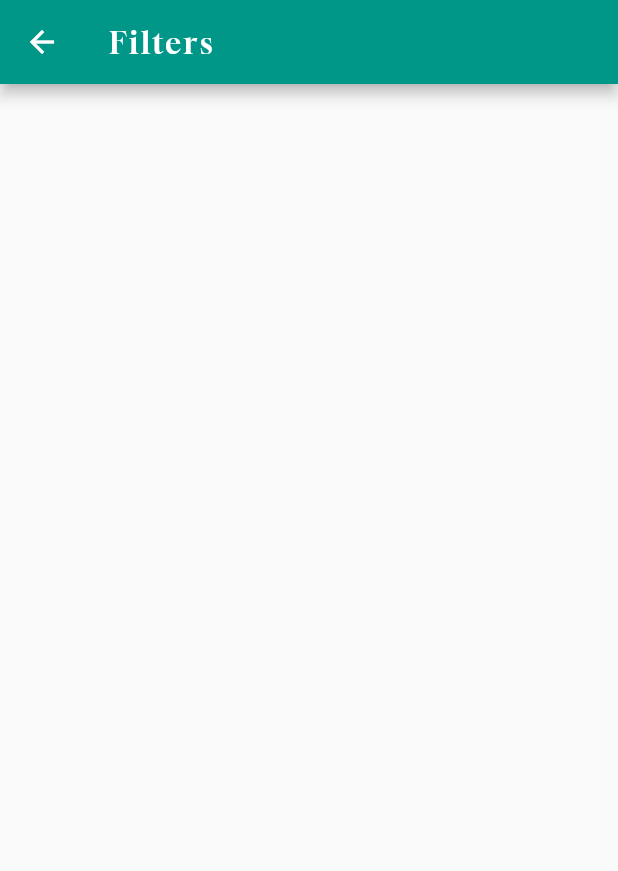
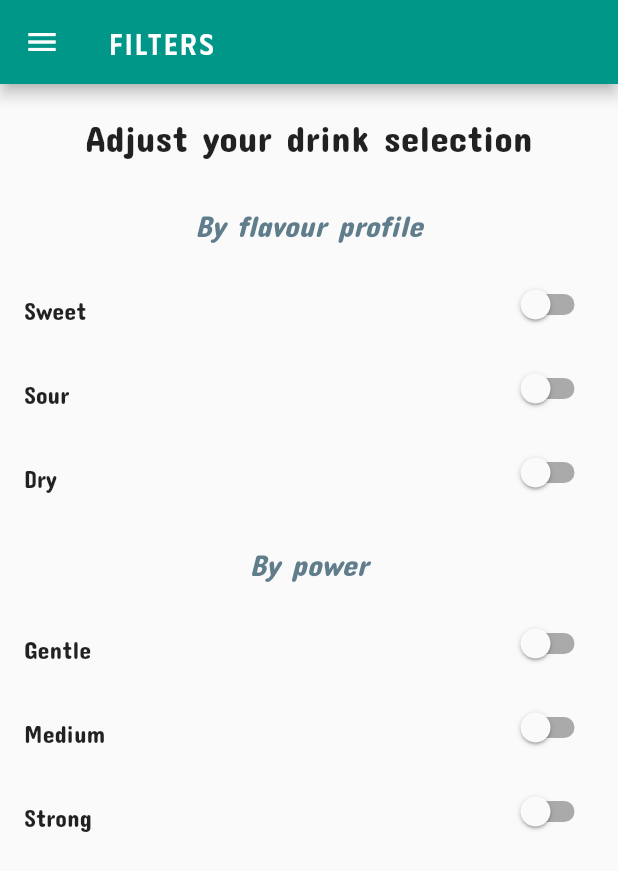
Before and after one commit to Dolnys/woc, a Flutter app: the FiltersScreen screen opened by its route, on a phone screen of 412 x 824 dp. Shown: the top 871 px of the screen. Run offline on Flutter 3.47's test engine with Material 2 defaults, Android fonts, the light colour scheme and no system bars; our stand-ins replace firebase_core; accounts and stored records are empty.

Commit message:
add filter switches

```diff
--- a/lib/data/dummy_data.dart
+++ b/lib/data/dummy_data.dart
@@ -79,6 +79,8 @@ const dummyCoctails = [
     ],
     alcoholContent: '23',
     complexity: Complexity.simple,
+    flavourProfile: FlavourProfile.sour,
+    power: Power.strong,
   ),
   Coctail(
       id: 'm2',
@@ -102,7 +104,8 @@ const dummyCoctails = [
       ],
       alcoholContent: '19.5',
       complexity: Complexity.simple,
-  ),
+      flavourProfile: FlavourProfile.sweet,
+      power: Power.medium),
   Coctail(
     id: 'm3',
     categories: [
@@ -122,5 +125,7 @@ const dummyCoctails = [
     ],
     alcoholContent: '11,5',
     complexity: Complexity.simple,
+    flavourProfile: FlavourProfile.dry,
+    power: Power.gentle,
   ),
 ];
--- a/lib/main.dart
+++ b/lib/main.dart
@@ -16,7 +16,8 @@ class MyApp extends StatelessWidget {
       theme: ThemeData(
         appBarTheme: const AppBarTheme(
           titleTextStyle: TextStyle(
-            fontFamily: 'Gloock',
+            fontWeight: FontWeight.w500,
+            fontFamily: 'Phudu',
             fontSize: 20,
             letterSpacing: 2,
           ),
--- a/lib/model/coctail.dart
+++ b/lib/model/coctail.dart
@@ -2,6 +2,18 @@ enum Complexity {
   simple,
   challenging,
   hard,
+}
+
+enum FlavourProfile {
+  sweet,
+  sour,
+  dry,
+}
+
+enum Power {
+  strong,
+  medium,
+  gentle,
 }
 
 class Coctail {
@@ -13,6 +25,9 @@ class Coctail {
   final List<String> steps;
   final String alcoholContent;
   final Complexity complexity;
+  final FlavourProfile flavourProfile;
+  final Power power;
+
   const Coctail({
     required this.id,
     required this.categories,
@@ -22,5 +37,7 @@ class Coctail {
     required this.steps,
     required this.alcoholContent,
     required this.complexity,
+    required this.power,
+    required this.flavourProfile,
   });
 }
--- a/lib/screens/categories_coctails_screen.dart
+++ b/lib/screens/categories_coctails_screen.dart
@@ -27,6 +27,8 @@ class CategoryCoctailsScreen extends StatelessWidget {
             title: categoryCoctail[index].title,
             alcoholContent: categoryCoctail[index].alcoholContent,
             complexity: categoryCoctail[index].complexity,
+            flavourProfile: categoryCoctail[index].flavourProfile,
+            power: categoryCoctail[index].power,
           );
         },
         itemCount: categoryCoctail.length,
--- a/lib/screens/filters_screen.dart
+++ b/lib/screens/filters_screen.dart
@@ -1,14 +1,149 @@
+// ignore_for_file: prefer_const_constructors
+
 import 'package:flutter/material.dart';
+import 'package:woc/widgets/main_drawer.dart';
 
-class FiltersScreen extends StatelessWidget {
+class FiltersScreen extends StatefulWidget {
   static const routeName = '/filters';
   const FiltersScreen({super.key});
 
   @override
+  State<FiltersScreen> createState() => _FiltersScreenState();
+}
+
+class _FiltersScreenState extends State<FiltersScreen> {
+  bool _sweet = false;
+  bool _sour = false;
+  bool _dry = false;
+  bool _gentle = false;
+  bool _medium = false;
+  bool _strong = false;
+  Widget _buildSwitchListTile(
+      String title, bool currentValue, void Function(bool) uptadeValue) {
+    return SwitchListTile(
+      title: Text(title),
+      value: currentValue,
+      onChanged: uptadeValue,
+    );
+  }
+
+  @override
   Widget build(BuildContext context) {
     return Scaffold(
+      drawer: const MainDrawer(),
       appBar: AppBar(
         title: const Text('Filters'),
+      ),
+      body: Column(
+        children: [
+          Container(
+            padding: const EdgeInsets.all(21),
+            child: Center(
+              child: const Text(
+                'Adjust your drink selection',
+                style: TextStyle(fontSize: 25),
+              ),
+            ),
+          ),
+          Container(
+            padding: const EdgeInsets.all(21),
+            child: const Text(
+              'By flavour profile',
+              style: TextStyle(
+                fontSize: 20,
+                fontStyle: FontStyle.italic,
+                fontWeight: FontWeight.w100,
+                color: Colors.blueGrey,
+              ),
+            ),
+          ),
+          Expanded(
+            child: ListView(
+              children: [
+                _buildSwitchListTile(
+                  'Sweet',
+                  _sweet,
+                  (newValue) {
+                    setState(
+                      () {
+                        _sweet = newValue;
+                      },
+                    );
+                  },
+                ),
+                _buildSwitchListTile(
+                  'Sour',
+                  _sour,
+                  (newValue) {
+                    setState(
+                      () {
+                        _sour = newValue;
+                      },
+                    );
+                  },
+                ),
+                _buildSwitchListTile(
+                  'Dry',
+                  _dry,
+                  (newValue) {
+                    setState(
+                      () {
+                        _dry = newValue;
+                      },
+                    );
+                  },
+                ),
+                Container(
+                  padding: const EdgeInsets.all(21),
+                  child: Center(
+                    child: const Text(
+                      'By power',
+                      style: TextStyle(
+                        fontSize: 20,
+                        fontStyle: FontStyle.italic,
+                        fontWeight: FontWeight.w100,
+                        color: Colors.blueGrey,
+                      ),
+                    ),
+                  ),
+                ),
+                _buildSwitchListTile(
+                  'Gentle',
+                  _gentle,
+                  (newValue) {
+                    setState(
+                      () {
+                        _gentle = newValue;
+                      },
+                    );
+                  },
+                ),
+                _buildSwitchListTile(
+                  'Medium',
+                  _medium,
+                  (newValue) {
+                    setState(
+                      () {
+                        _medium = newValue;
+                      },
+                    );
+                  },
+                ),
+                _buildSwitchListTile(
+                  'Strong',
+                  _strong,
+                  (newValue) {
+                    setState(
+                      () {
+                        _strong = newValue;
+                      },
+                    );
+                  },
+                ),
+              ],
+            ),
+          ),
+        ],
       ),
     );
   }
--- a/lib/screens/tabs_screen.dart
+++ b/lib/screens/tabs_screen.dart
@@ -38,6 +38,7 @@ class _TabsScreenState extends State<TabsScreen> {
       drawer: const MainDrawer(),
       body: _pages[_selectedPageIndex]['page'],
       bottomNavigationBar: BottomNavigationBar(
+        selectedLabelStyle: const TextStyle(fontFamily: 'Phudu'),
         unselectedItemColor: Colors.white38,
         selectedItemColor: Colors.white,
         onTap: _selectPage,
--- a/lib/widgets/main_drawer.dart
+++ b/lib/widgets/main_drawer.dart
@@ -48,14 +48,14 @@ class MainDrawer extends StatelessWidget {
             'Coctails',
             Icons.local_bar,
             () {
-              Navigator.of(context).pushNamed('/');
+              Navigator.of(context).pushReplacementNamed('/');
             },
           ),
           buildListTile(
             'Filter',
             Icons.filter_alt,
             () {
-              Navigator.of(context).pushNamed('/filters');
+              Navigator.of(context).restorablePushReplacementNamed('/filters');
             },
           )
         ],
```
Also changed, not shown: lib/screens/coctail_detail_screen.dart (+17 -6 lines), lib/widgets/coctail_item.dart (+13 -7 lines), assets/images/gin_category.jpg (added). Lines whose indentation alone changed are shown as unchanged.
